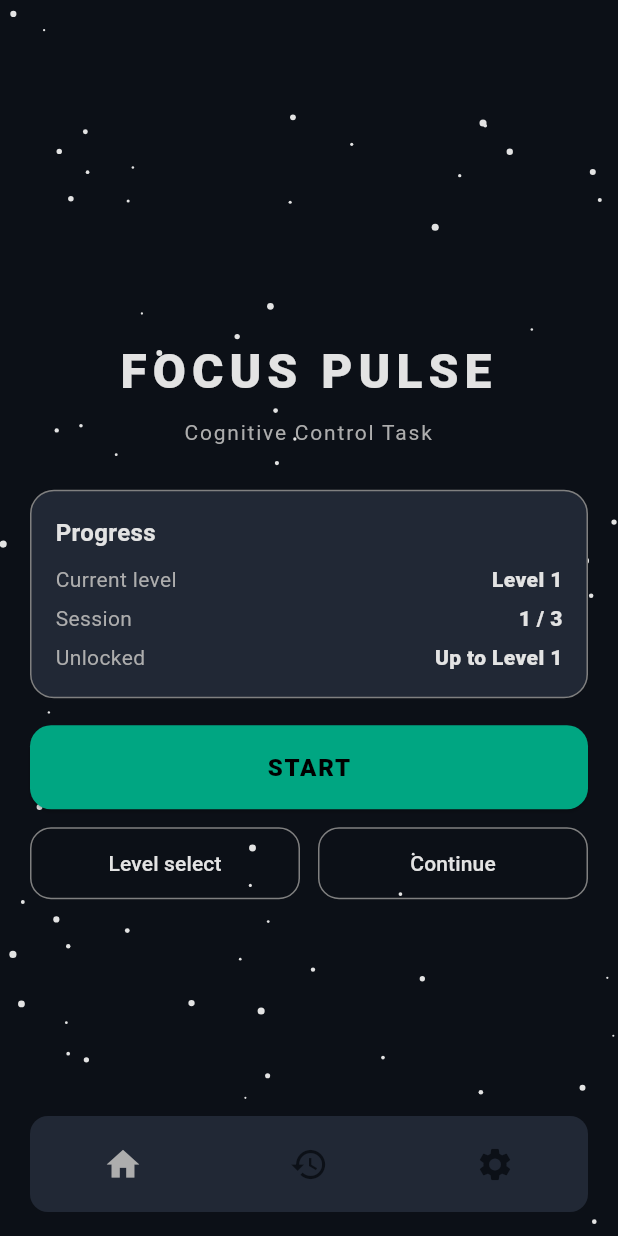
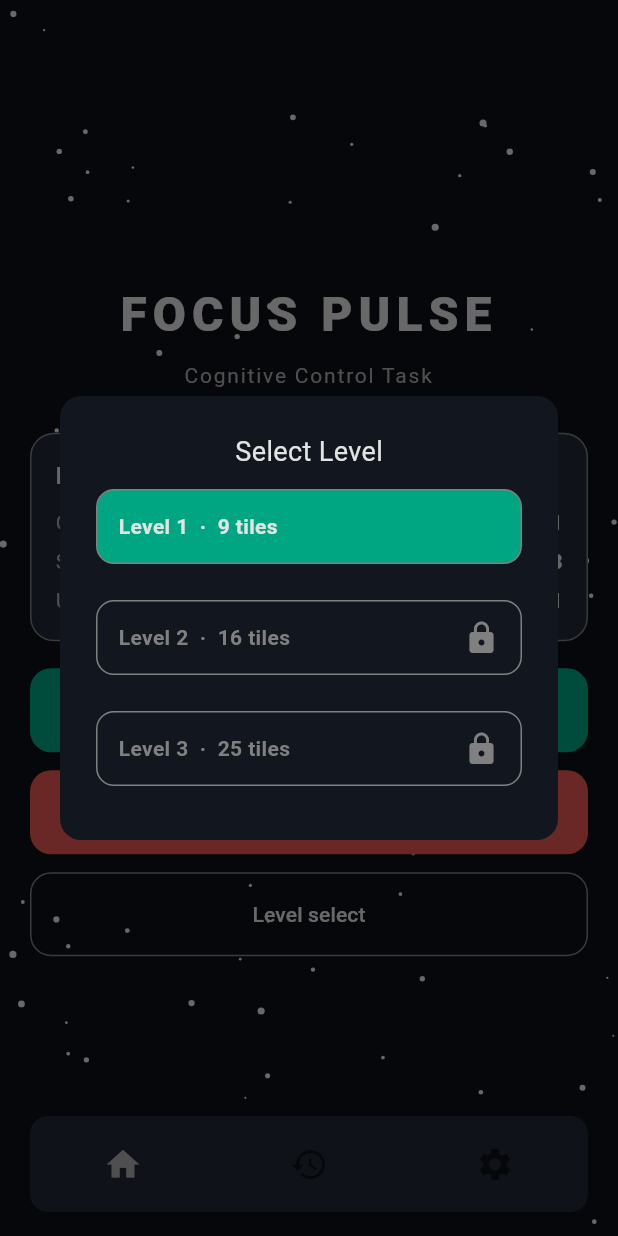
Before and after one commit to Soejii/pulse_flow, a Flutter app: the BottomNavigationScreen screen opened by its route, after a tap on "Level select", on a phone screen of 412 x 824 dp. Run offline on Flutter 3.47's test engine with Material 3 defaults, Android fonts, the phone set to English and light mode, and no system bars; our stand-ins replace get, shared_preferences; accounts and stored records are empty.

Commit message:
feat: added level select

```diff
--- a/lib/presentation/home/home.screen.dart
+++ b/lib/presentation/home/home.screen.dart
@@ -111,12 +111,35 @@ class HomeScreen extends GetView<HomeController> {
                 ),
               ),
               const SizedBox(height: 12),
-              Row(
-                children: [
-                  Expanded(
+              SizedBox(
+                width: double.infinity,
+                height: 56,
+                child: ElevatedButton(
+                  onPressed: () => Get.toNamed(Routes.GAME),
+                  style: ElevatedButton.styleFrom(
+                    backgroundColor: AppColor.themeRed,
+                    foregroundColor: AppColor.textPrimary,
+                    shape: RoundedRectangleBorder(
+                      borderRadius: BorderRadius.circular(14),
+                    ),
+                  ),
+                  child: const Text(
+                    "HARD MODE",
+                    style: TextStyle(
+                      fontSize: 16,
+                      fontWeight: FontWeight.w800,
+                      letterSpacing: 1.2,
+                    ),
+                  ),
+                ),
+              ),
+              const SizedBox(height: 12),
+              SizedBox(
+                height: 56,
+                width: double.infinity,
                 child: OutlinedButton(
                   onPressed: () {
-                        //todo makes a pop up
+                    _levelDialog();
                   },
                   style: OutlinedButton.styleFrom(
                     foregroundColor: AppColor.textPrimary,
@@ -130,27 +153,6 @@ class HomeScreen extends GetView<HomeController> {
                   ),
                   child: const Text("Level select"),
                 ),
-                  ),
-                  const SizedBox(width: 12),
-                  Expanded(
-                    child: OutlinedButton(
-                      onPressed: () {
-                        // todo continue using saved progress
-                      },
-                      style: OutlinedButton.styleFrom(
-                        foregroundColor: AppColor.textPrimary,
-                        side: BorderSide(
-                          color: AppColor.textSecondary,
-                        ),
-                        shape: RoundedRectangleBorder(
-                          borderRadius: BorderRadius.circular(14),
-                        ),
-                        padding: const EdgeInsets.symmetric(vertical: 14),
-                      ),
-                      child: const Text("Continue"),
-                    ),
-                  ),
-                ],
               ),
             ],
           ),
@@ -185,3 +187,117 @@ _progressRow(
     ],
   );
 }
+
+_levelDialog() {
+  final progress = Get.find<ProgressController>();
+
+  return Get.dialog(
+    barrierDismissible: true,
+    Dialog(
+      child: Container(
+        decoration: BoxDecoration(
+          borderRadius: BorderRadius.circular(14),
+          color: AppColor.themeDarkerBlue,
+        ),
+        child: Padding(
+          padding: EdgeInsets.symmetric(
+            horizontal: 24,
+            vertical: 24,
+          ),
+          child: Column(
+            crossAxisAlignment: CrossAxisAlignment.center,
+            mainAxisAlignment: MainAxisAlignment.center,
+            mainAxisSize: MainAxisSize.min,
+            children: [
+              Text(
+                'Select Level',
+                style: TextStyle(
+                  fontSize: 18,
+                  color: AppColor.textPrimary,
+                ),
+              ),
+              Obx(
+                () {
+                  final state = progress.state.value;
+
+                  return Column(
+                    children: List.generate(
+                      3,
+                      (i) {
+                        final level = i + 1;
+                        final isLocked = level > state.highestUnlockedLevel;
+                        final isCurrent = level == state.currentLevel;
+
+                        return Padding(
+                          padding: EdgeInsets.symmetric(
+                            vertical: 12,
+                          ),
+                          child: _levelTile(
+                            level,
+                            [9, 16, 25][i],
+                            isLocked,
+                            isCurrent,
+                            () async {
+                              if (isLocked) return;
+                              await progress.setProgress(
+                                state.copyWith(
+                                  currentLevel: level,
+                                  currentSession: 1,
+                                ),
+                              );
+                              Get.back();
+                              Get.toNamed(Routes.GAME);
+                            },
+                          ),
+                        );
+                      },
+                    ),
+                  );
+                },
+              ),
+            ],
+          ),
+        ),
+      ),
+    ),
+  );
+}
+
+_levelTile(
+  final int level,
+  final int gridSize,
+  final bool locked,
+  final bool active,
+  final VoidCallback onTap,
+) {
+  return InkWell(
+    onTap: locked ? null : onTap,
+    borderRadius: BorderRadius.circular(12),
+    child: Container(
+      padding: const EdgeInsets.symmetric(horizontal: 14, vertical: 12),
+      decoration: BoxDecoration(
+        color: active ? AppColor.themeGreen : AppColor.themeDarkerBlue,
+        borderRadius: BorderRadius.circular(12),
+        border: Border.all(
+            color: locked ? AppColor.textSecondary : AppColor.textSecondary),
+      ),
+      child: Row(
+        children: [
+          Expanded(
+            child: Text(
+              'Level $level  ·  $gridSize tiles',
+              style: TextStyle(
+                color: locked ? AppColor.textSecondary : AppColor.textPrimary,
+                fontWeight: FontWeight.w600,
+              ),
+            ),
+          ),
+          if (locked)
+            const Icon(Icons.lock, color: AppColor.textSecondary)
+          else if (active)
+            const Icon(Icons.check_circle, color: AppColor.themeGreen),
+        ],
+      ),
+    ),
+  );
+}
```
Lines whose indentation alone changed are shown as unchanged.
